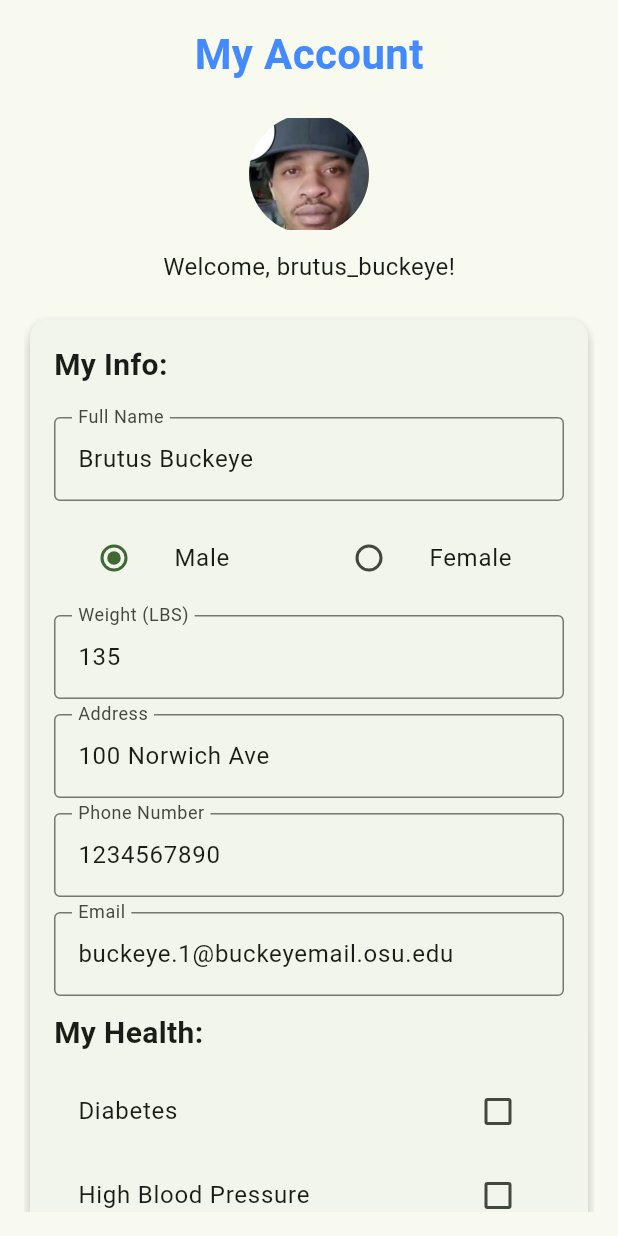
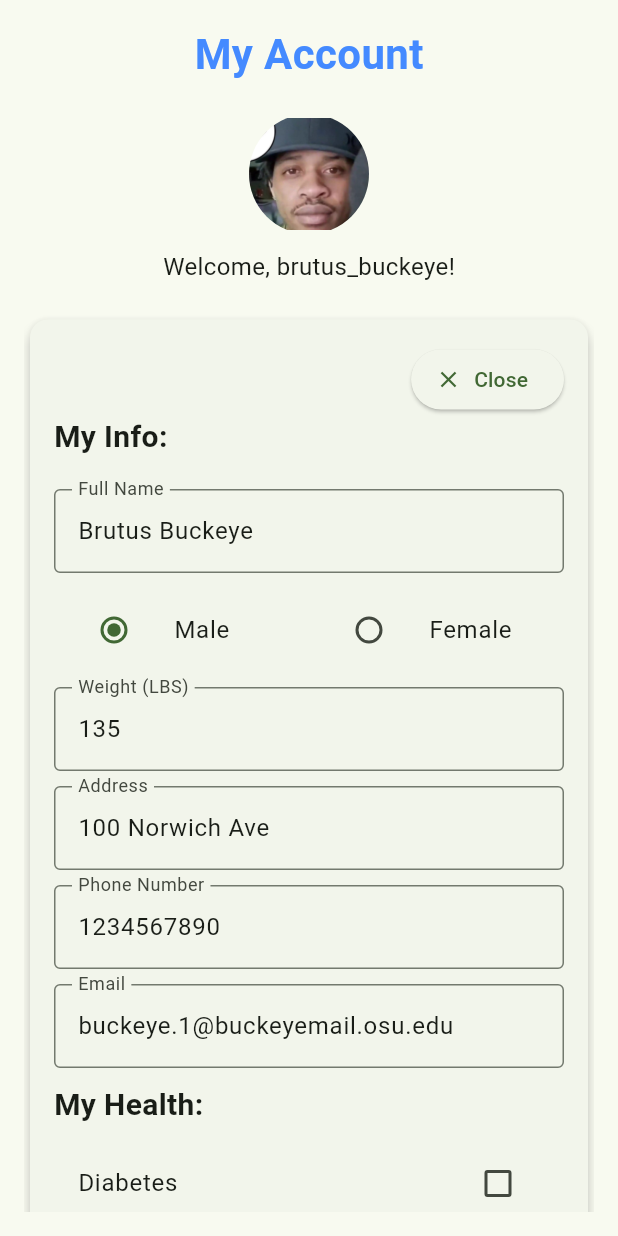
Before and after one commit to danielgof/HackOHIO2024, a Flutter app: the ProfilePage screen opened directly, after a tap on "Edit Information", on a phone screen of 412 x 824 dp. Run offline on Flutter 3.47's test engine with Material 3 defaults, Android fonts, the phone set to English and light mode, and no system bars; our stand-ins replace camera.

Commit message:
Added close button

```diff
--- a/app/lib/private/profile_page.dart
+++ b/app/lib/private/profile_page.dart
@@ -101,6 +101,21 @@ class ProfilePageState extends State<ProfilePage> {
                           child: Column(
                             crossAxisAlignment: CrossAxisAlignment.start,
                             children: [
+                              Row(
+                                mainAxisAlignment: MainAxisAlignment
+                                    .end, // Aligns content to the end (right)
+                                children: [
+                                  ElevatedButton.icon(
+                                    onPressed: () {
+                                      _toggleEditPreferences(_isVisible);
+                                    },
+                                    label: Text('Close'),
+                                    icon: Icon(Icons
+                                        .close), // You might want to use an icon for "X"
+                                    iconAlignment: IconAlignment.start,
+                                  ),
+                                ],
+                              ),
                               Text(
                                 'My Info:',
                                 style: TextStyle(
```
